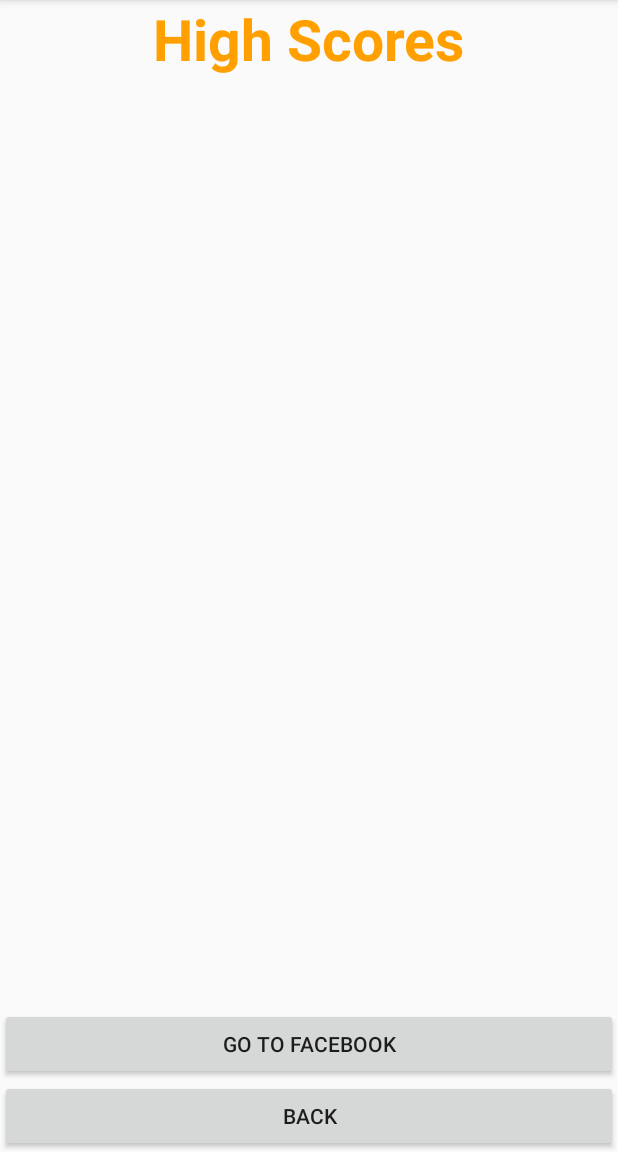
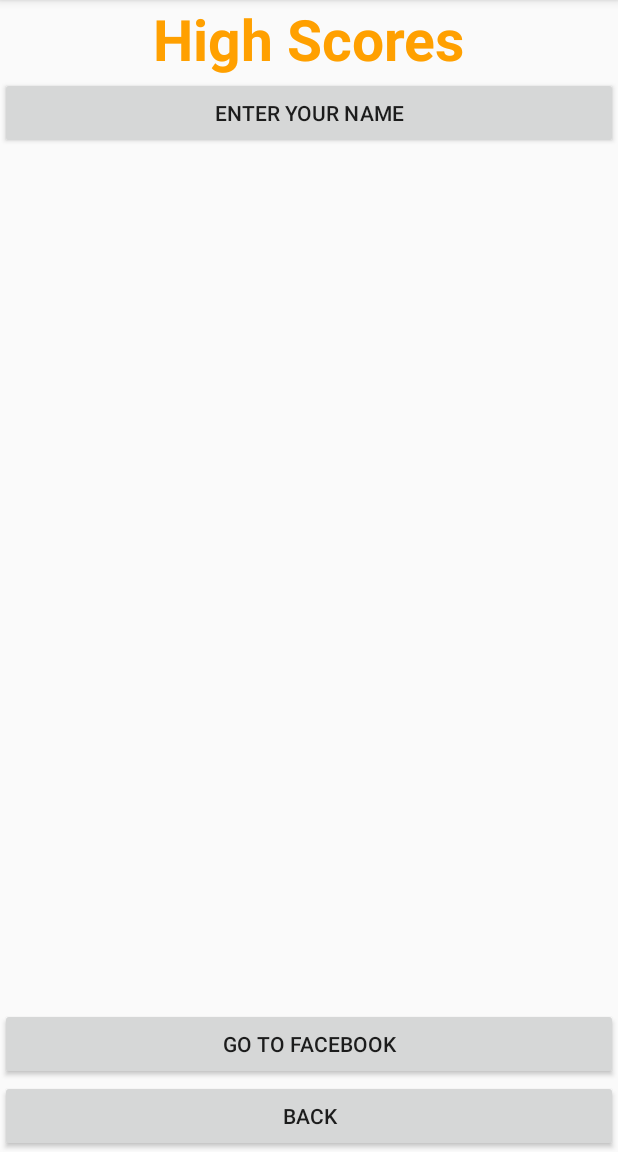
Before and after one commit to LucianOfTheGate/TheSurvivalGame, an Android app: the ScoreFragment screen opened directly, with no data from a screen before it, on a phone screen of 412 x 824 dp, the part 84-1236 px from its top. Run offline under Robolectric (Android 15) with nearby library versions, the phone set to English and light mode, and no system bars.

Commit message:
Added scores function

```diff
--- a/app/src/main/java/com/example/annax/survivalgame/ScoreFragment.java
+++ b/app/src/main/java/com/example/annax/survivalgame/ScoreFragment.java
@@ -1,17 +1,24 @@
 package com.example.annax.survivalgame;
+
+import android.content.Context;
 import android.content.Intent;
+import android.content.SharedPreferences;
 import android.content.pm.PackageManager;
 import android.content.pm.ResolveInfo;
 import android.media.MediaPlayer;
 import android.net.Uri;
 import android.os.Bundle;
 import android.support.v4.app.Fragment;
+import android.support.v4.app.FragmentManager;
 import android.view.LayoutInflater;
 import android.view.View;
 import android.view.ViewGroup;
 import android.widget.Button;
+import android.widget.LinearLayout;
+import android.widget.TextView;
 
 import java.util.List;
+import java.util.Map;
 
 import static com.example.annax.survivalgame.SingleFragmentActivity.enableSoundEffect;
 
@@ -22,34 +29,60 @@
 public class ScoreFragment extends Fragment implements View.OnClickListener{
 
     private MediaPlayer mp = null;
+    private SharedPreferences sharedPref = null;
+    LinearLayout linearLayout = null;
     public View onCreateView(LayoutInflater inflater, ViewGroup container, Bundle savedInstanceState){
         View v = inflater.inflate(R.layout.score_fragment, container, false);
-
+        sharedPref = getActivity().getPreferences(Context.MODE_PRIVATE);
         mp = MediaPlayer.create(getActivity(), R.raw.sound_effect1);
+        linearLayout = v.findViewById(R.id.scoreHistory);
+        setScoreHistory();
+        Button enterName = v.findViewById(R.id.enterName);
         Button scoreBack = v.findViewById(R.id.ScoreBack);
         Button facebook = v.findViewById(R.id.Facebook);
+        enterName.setOnClickListener(this);
         scoreBack.setOnClickListener(this);
         facebook.setOnClickListener(this);
         return v;
     }
 
-    public void onClick(View view){
-        if(view.getId()==R.id.ScoreBack){
-            if(enableSoundEffect){
+    public void onClick(View view) {
+        if (view.getId() == R.id.ScoreBack) {
+            if (enableSoundEffect) {
                 mp.start();
             }
             getActivity().finish();
-        } else if (view.getId() == R.id.Facebook){
-            if(enableSoundEffect){
+        } else if (view.getId() == R.id.Facebook) {
+            if (enableSoundEffect) {
                 mp.start();
             }
             Uri facebook = Uri.parse("https://www.facebook.com/");
             Intent fIntent = new Intent(Intent.ACTION_VIEW, facebook);
             PackageManager packageManager = getActivity().getPackageManager();
             List<ResolveInfo> activities = packageManager.queryIntentActivities(fIntent, 0);
-            if( activities.size() > 0) {
+            if (activities.size() > 0) {
                 startActivity(fIntent);
             }
+        } else if (view.getId() == R.id.enterName) {
+            showEnterNameDialog();
+        }
+    }
+    private void showEnterNameDialog() {
+        FragmentManager manager = getFragmentManager();
+        EnterNameDialogFragment fragment = new EnterNameDialogFragment();
+        fragment.show(manager, "enter_name");
+    }
+
+    private void setScoreHistory(){
+        Map<String,?> keys = sharedPref.getAll();
+        for(Map.Entry<String,?> entry : keys.entrySet()){
+            TextView textView = new TextView(getActivity());
+            textView.setLayoutParams(new LinearLayout.LayoutParams(LinearLayout.LayoutParams.WRAP_CONTENT,
+                    LinearLayout.LayoutParams.WRAP_CONTENT));
+            textView.setTextSize(25);
+            textView.setText(entry.getKey() + " : " +
+                    entry.getValue().toString());
+            linearLayout.addView(textView);
         }
     }
 
--- a/app/src/main/res/layout/score_fragment.xml
+++ b/app/src/main/res/layout/score_fragment.xml
@@ -12,7 +12,24 @@
         android:textSize="38dp"
         android:layout_gravity="center"
         />
+    <Button
+        android:layout_width="match_parent"
+        android:layout_height="wrap_content"
+        android:id="@+id/enterName"
+        android:layout_gravity="center_vertical"
+        android:text="Enter your name"
+        android:layout_marginBottom="0dp"/>
 
+    <LinearLayout
+        android:layout_width="match_parent"
+        android:id="@+id/scoreHistory"
+        android:layout_height="0dip"
+        android:layout_weight="1"
+        android:gravity="center"
+        android:layout_marginLeft="30dp"
+        android:layout_marginRight="10dp"
+        android:orientation="vertical">
+    </LinearLayout>
     <LinearLayout
         android:layout_width="match_parent"
         android:layout_height="0dip"
```
Also changed, not shown: app/src/main/java/com/example/annax/survivalgame/EnterNameDialogFragment.java (added, +54 -0 lines).
